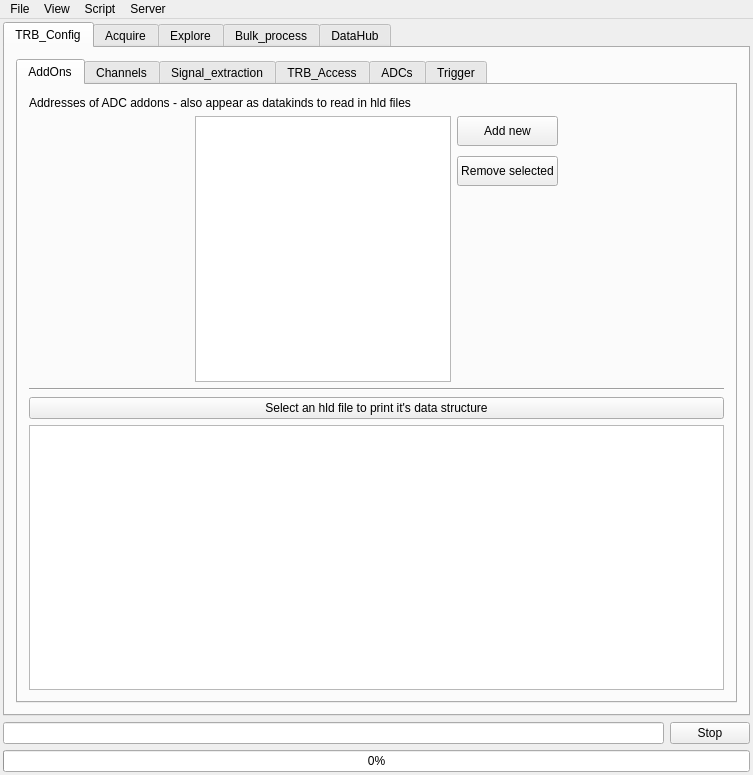
Above: GUI/mainwindow.ui from andrmor/TRB3reader before the change. Below: the same form after it.
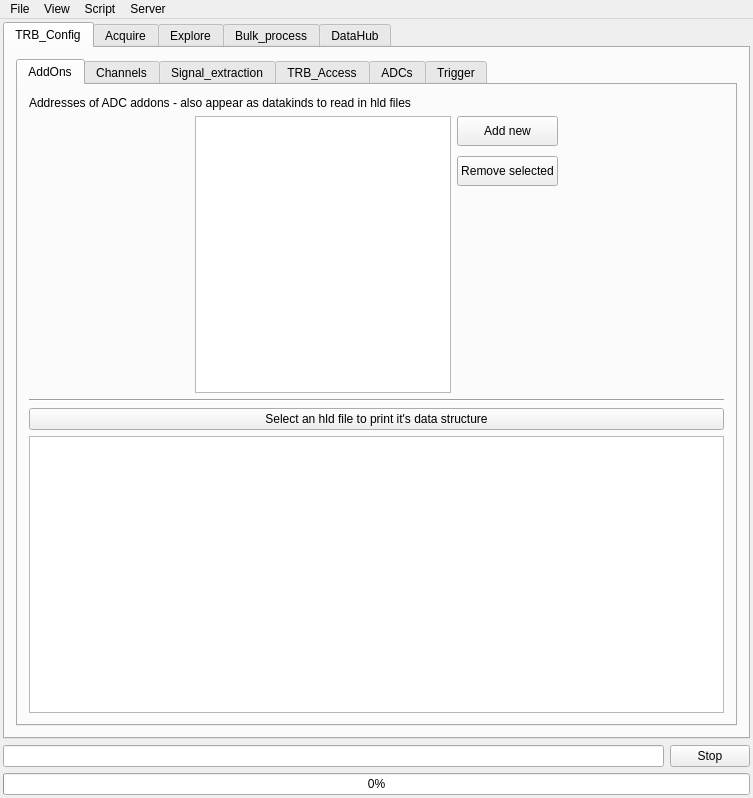
That is the form after the change. The open tabs and pages were chosen to show the change.

Patch:
```diff
--- a/GUI/mainwindow.ui
+++ b/GUI/mainwindow.ui
@@ -7,7 +7,7 @@
     <x>0</x>
     <y>0</y>
     <width>753</width>
-    <height>775</height>
+    <height>798</height>
    </rect>
   </property>
   <property name="windowTitle">
```
Left out of the diff: 4 changed lines with no effect on the pictures.
